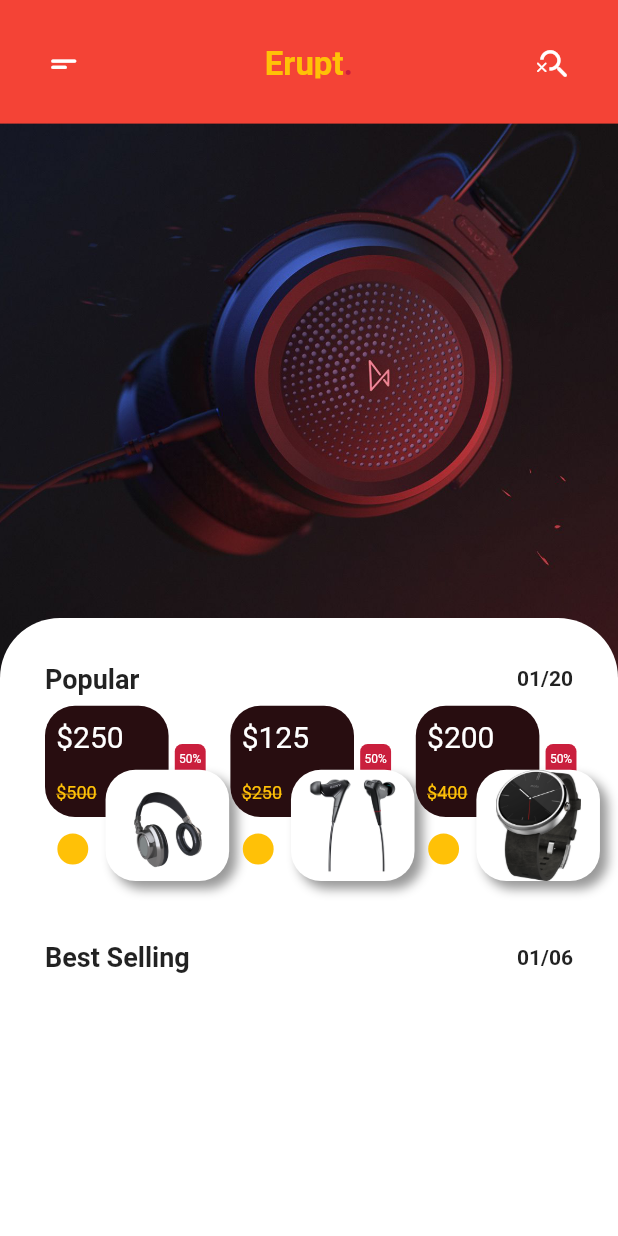
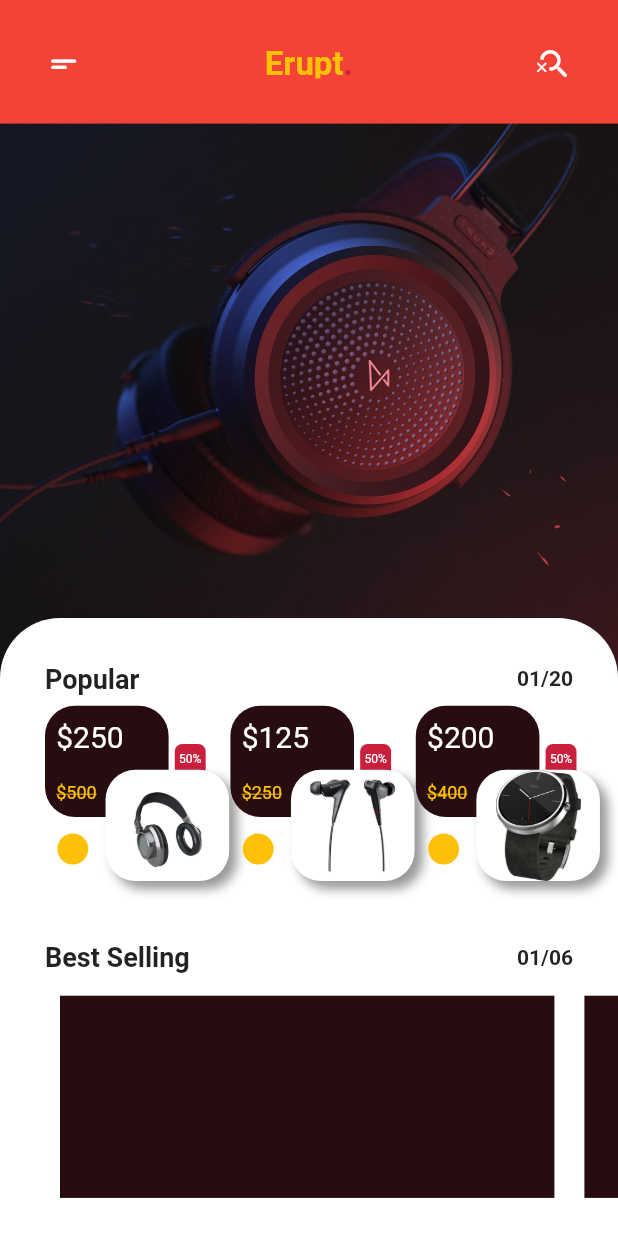
Before and after one commit to simonojok19/gadget_ui_flutter, a Flutter app: the screen it shows after launch, on a phone screen of 412 x 824 dp. Run offline on Flutter 3.47's test engine with Material 2 defaults, Android fonts, the phone set to English and light mode, and no system bars.

Commit message:
creating best selling products

```diff
--- a/lib/screens/home/components/best_selling_products.dart
+++ b/lib/screens/home/components/best_selling_products.dart
@@ -1,5 +1,7 @@
 import 'package:flutter/material.dart';
+import 'package:gadgets_store_app/constants/constants.dart';
 import 'package:gadgets_store_app/data/data.dart';
+import 'package:gadgets_store_app/models/best_selling_product_model.dart';
 
 class BestSellingProducts extends StatelessWidget {
   @override
@@ -19,5 +21,18 @@ class BestSellingProducts extends StatelessWidget {
     );
   }
 
-  Widget _buildBestSellingProduct(BuildContext context, int index) {}
+  Widget _buildBestSellingProduct(BuildContext context, int index) {
+    Size size = MediaQuery.of(context).size;
+    BestSellingProductModel bestSellingProductModel = bestSellingProductsList[index];
+    return Padding(
+      padding: EdgeInsets.symmetric(
+        vertical: appPadding / 2,
+        horizontal: appPadding / 3,
+      ),
+      child: Container(
+        width: size.width * 0.8,
+        color: brown,
+      ),
+    );
+  }
 }
```
